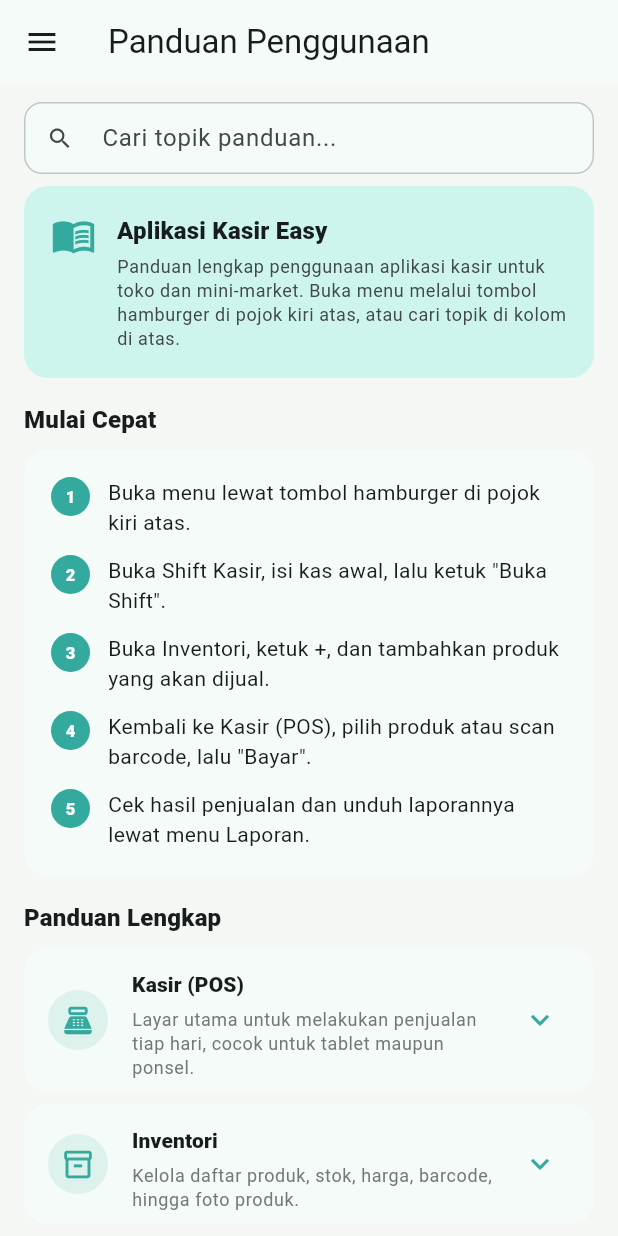
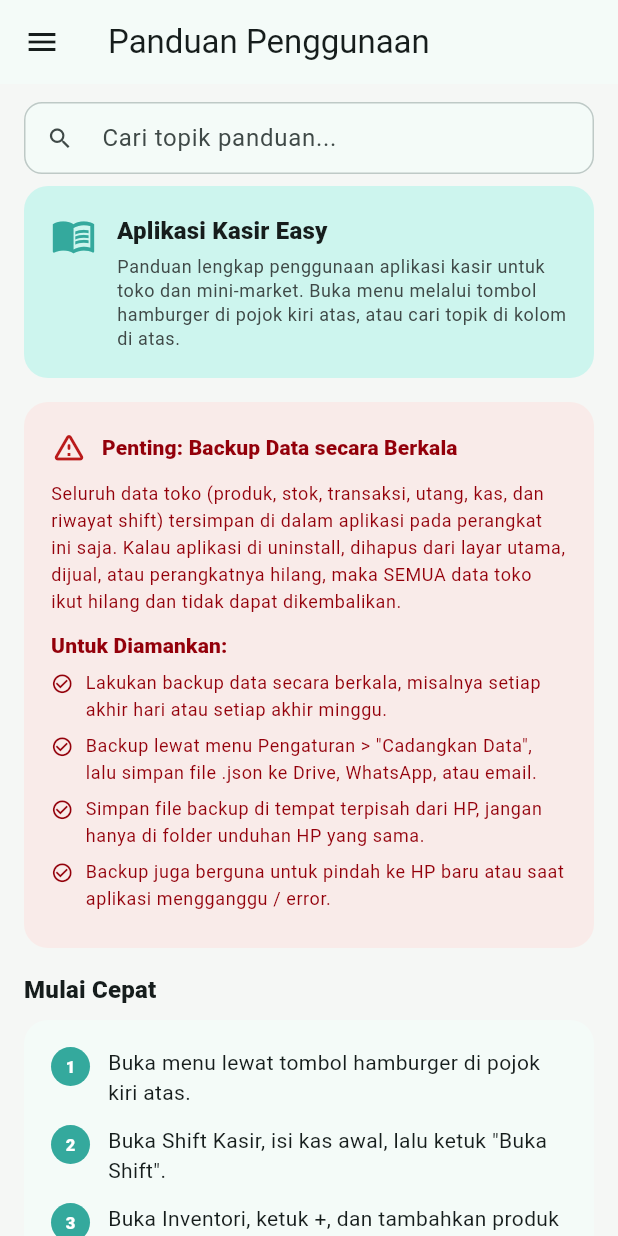
Before and after one commit to muhammadhanifalhazmi/aksy, a Flutter app: the GuideScreen screen opened directly with empty values, on a phone screen of 412 x 824 dp. Run offline on Flutter 3.47's test engine with Material 3 defaults, Android fonts, the phone set to English and light mode, and no system bars; our stand-ins replace file_picker, image_picker, pdf, printing, share_plus, shared_preferences; missing offline and left inert: mobile_scanner; accounts and stored records are empty.

Commit message:
Verifikasi Akhir

```diff
--- a/lib/features/guide/screens/guide_screen.dart
+++ b/lib/features/guide/screens/guide_screen.dart
@@ -62,6 +62,8 @@ class _GuideScreenState extends State<GuideScreen> {
               padding: const EdgeInsets.fromLTRB(16, 0, 16, 24),
               children: [
                 const _IntroCard(),
+                const SizedBox(height: 16),
+                const _DataSafetyCard(),
                 const SizedBox(height: 16),
                 const SectionHeader(title: 'Mulai Cepat'),
                 const SizedBox(height: 8),
@@ -318,7 +320,11 @@ class _GuideSection {
             'Seluruh data saat ini akan digantikan isi file tersebut.',
       ],
       tips: [
-        'Lakukan cadangan berkala, misalnya setiap akhir minggu.',
+        'Lakukan backup berkala, misalnya setiap akhir minggu.',
+        'Backup rutin WAJIB dilakukan: uninstall aplikasi atau perangkat hilang '
+            'berarti semua data toko hilang permanen.',
+        'Simpan file backup di luar HP (Drive/email), jangan hanya di memori '
+            'perangkat yang sama.',
         'Perubahan identitas toko langsung berlaku pada struk dan laporan '
             'berikutnya.',
       ],
@@ -549,6 +555,99 @@ class _SectionCard extends StatelessWidget {
   }
 }
 
+class _DataSafetyCard extends StatelessWidget {
+  const _DataSafetyCard();
+
+  @override
+  Widget build(BuildContext context) {
+    final theme = Theme.of(context);
+    return Card(
+      color: theme.colorScheme.errorContainer.withValues(alpha: 0.4),
+      child: Padding(
+        padding: const EdgeInsets.all(18),
+        child: Column(
+          crossAxisAlignment: CrossAxisAlignment.start,
+          children: [
+            Row(
+              children: [
+                Icon(
+                  Icons.warning_amber_rounded,
+                  color: theme.colorScheme.error,
+                ),
+                const SizedBox(width: 10),
+                Expanded(
+                  child: Text(
+                    'Penting: Backup Data secara Berkala',
+                    style: theme.textTheme.titleSmall?.copyWith(
+                      fontWeight: FontWeight.w800,
+                      color: theme.colorScheme.onErrorContainer,
+                    ),
+                  ),
+                ),
+              ],
+            ),
+            const SizedBox(height: 10),
+            Text(
+              'Seluruh data toko (produk, stok, transaksi, utang, kas, dan '
+              'riwayat shift) tersimpan di dalam aplikasi pada perangkat ini '
+              'saja. Kalau aplikasi di uninstall, dihapus dari layar utama, '
+              'dijual, atau perangkatnya hilang, maka SEMUA data toko ikut '
+              'hilang dan tidak dapat dikembalikan.',
+              style: theme.textTheme.bodySmall?.copyWith(
+                color: theme.colorScheme.onErrorContainer,
+                height: 1.5,
+              ),
+            ),
+            const SizedBox(height: 10),
+            Text(
+              'Untuk Diamankan:',
+              style: theme.textTheme.labelLarge?.copyWith(
+                fontWeight: FontWeight.w800,
+                color: theme.colorScheme.onErrorContainer,
+              ),
+            ),
+            const SizedBox(height: 6),
+            for (final tip in const [
+              'Lakukan backup data secara berkala, misalnya setiap akhir hari '
+                  'atau setiap akhir minggu.',
+              'Backup lewat menu Pengaturan > "Cadangkan Data", lalu simpan '
+                  'file .json ke Drive, WhatsApp, atau email.',
+              'Simpan file backup di tempat terpisah dari HP, jangan hanya di '
+                  'folder unduhan HP yang sama.',
+              'Backup juga berguna untuk pindah ke HP baru atau saat aplikasi '
+                  'mengganggu / error.',
+            ]) ...[
+              Row(
+                crossAxisAlignment: CrossAxisAlignment.start,
+                children: [
+                  Padding(
+                    padding: const EdgeInsets.only(top: 2, right: 8),
+                    child: Icon(
+                      Icons.check_circle_outline,
+                      size: 15,
+                      color: theme.colorScheme.onErrorContainer,
+                    ),
+                  ),
+                  Expanded(
+                    child: Text(
+                      tip,
+                      style: theme.textTheme.bodySmall?.copyWith(
+                        color: theme.colorScheme.onErrorContainer,
+                        height: 1.5,
+                      ),
+                    ),
+                  ),
+                ],
+              ),
+              const SizedBox(height: 6),
+            ],
+          ],
+        ),
+      ),
+    );
+  }
+}
+
 class _FaqCard extends StatelessWidget {
   const _FaqCard();
 
@@ -557,6 +656,15 @@ class _FaqCard extends StatelessWidget {
       'Apakah data aman?',
       'Semua data tersimpan otomatis di perangkat secara offline. '
           'Tidak memerlukan koneksi internet untuk menjalankan aplikasi.',
+    ),
+    (
+      'Kenapa data saya hilang setelah aplikasi dihapus?',
+      'Data toko hanya tersimpan di dalam aplikasi pada perangkat ini, tanpa '
+          'server. Uninstall, hapus dari layar utama, atau ganti perangkat = '
+          'data hilang permanen. Setelah menghapus aplikasi, chace data '
+          'juga ikut terhapus sehingga aplikasi tidak bisa membaca data lama '
+          'lagi.Selalu backup berkala lewat Pengaturan > "Cadangkan Data" '
+          'sebelum menghapus aplikasi.',
     ),
     (
       'Mengapa stok berubah otomatis?',
```
Also changed, not shown: 1 other file.
